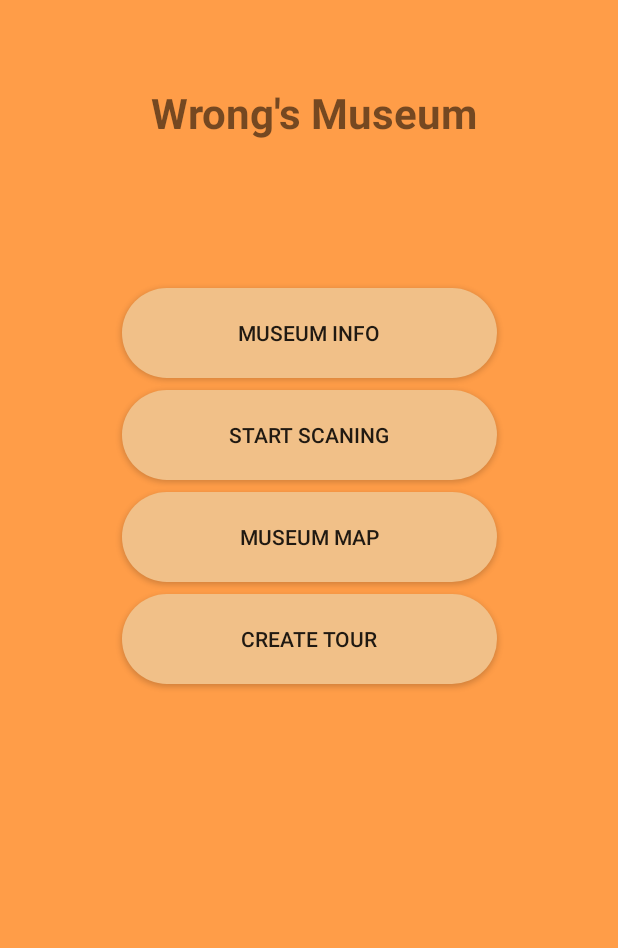
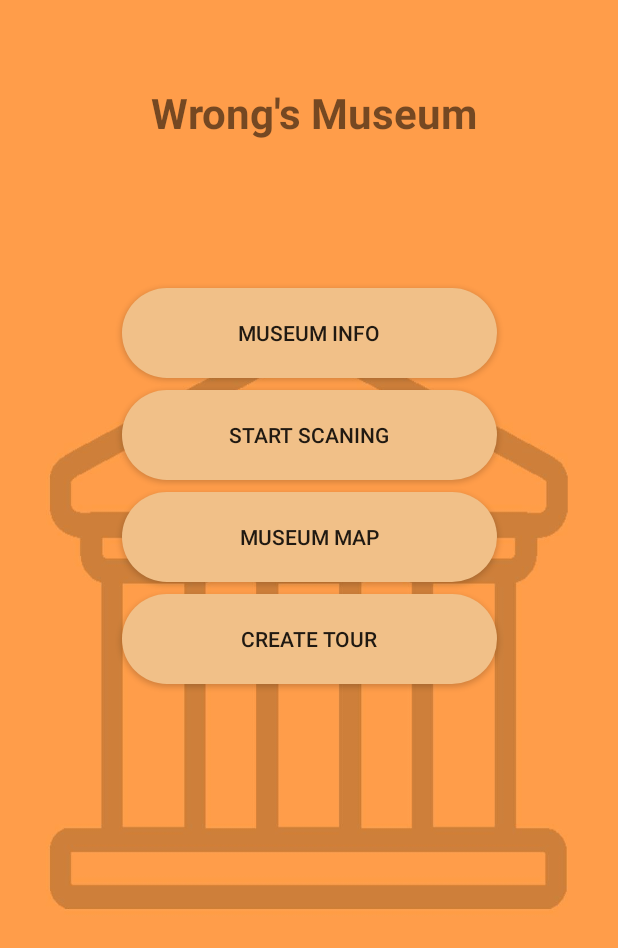
Before and after one commit to NaamaKessler/hackathon, an Android app: the InMuseumActivity screen opened directly, with no data from a screen before it, on a phone screen of 412 x 824 dp. Shown: the top 948 px of the screen. Run offline under Robolectric (Android 15) with nearby library versions, the phone set to English and light mode, and no system bars.

```diff
--- a/app/src/main/res/layout/activity_in_museum.xml
+++ b/app/src/main/res/layout/activity_in_museum.xml
@@ -4,7 +4,7 @@
     xmlns:tools="http://schemas.android.com/tools"
     android:layout_width="match_parent"
     android:layout_height="match_parent"
-    android:background="@color/orangelight"
+    android:background="@drawable/backg2"
     tools:context=".InMuseumActivity">
 
 
--- a/app/src/main/res/layout/activity_mus_info.xml
+++ b/app/src/main/res/layout/activity_mus_info.xml
@@ -4,7 +4,7 @@
     xmlns:tools="http://schemas.android.com/tools"
     android:layout_width="match_parent"
     android:layout_height="match_parent"
-    android:background="@color/orangelight"
+    android:background="@drawable/backg2"
     tools:context=".MusInfoActivity">
 
 
--- a/app/src/main/res/layout/activity_musmap.xml
+++ b/app/src/main/res/layout/activity_musmap.xml
@@ -4,7 +4,7 @@
     xmlns:tools="http://schemas.android.com/tools"
     android:layout_width="match_parent"
     android:layout_height="match_parent"
-    android:background="@color/orangelight"
+    android:background="@drawable/backg2"
     tools:context=".MusMapActivity">
 
     <TextView
--- a/app/src/main/res/layout/activity_second.xml
+++ b/app/src/main/res/layout/activity_second.xml
@@ -4,7 +4,7 @@
     xmlns:tools="http://schemas.android.com/tools"
     android:layout_width="match_parent"
     android:layout_height="match_parent"
-    android:background="@color/orangelight"
+    android:background="@drawable/backg2"
     tools:context=".SecondActivity">
 
     <Button
--- a/app/src/main/res/layout/activity_third.xml
+++ b/app/src/main/res/layout/activity_third.xml
@@ -4,7 +4,7 @@
     xmlns:tools="http://schemas.android.com/tools"
     android:layout_width="match_parent"
     android:layout_height="match_parent"
-    android:background="@color/orangelight"
+    android:background="@drawable/backg2"
     tools:context=".ThirdActivity">
 
     <!--Title-->
--- a/app/src/main/res/layout/activity_tour_creator.xml
+++ b/app/src/main/res/layout/activity_tour_creator.xml
@@ -4,7 +4,7 @@
     xmlns:tools="http://schemas.android.com/tools"
     android:layout_width="match_parent"
     android:layout_height="match_parent"
-    android:background="@color/orangelight"
+    android:background="@drawable/backg2"
     tools:context=".TourCreatorActivity">
 
     <!--Title-->
```
